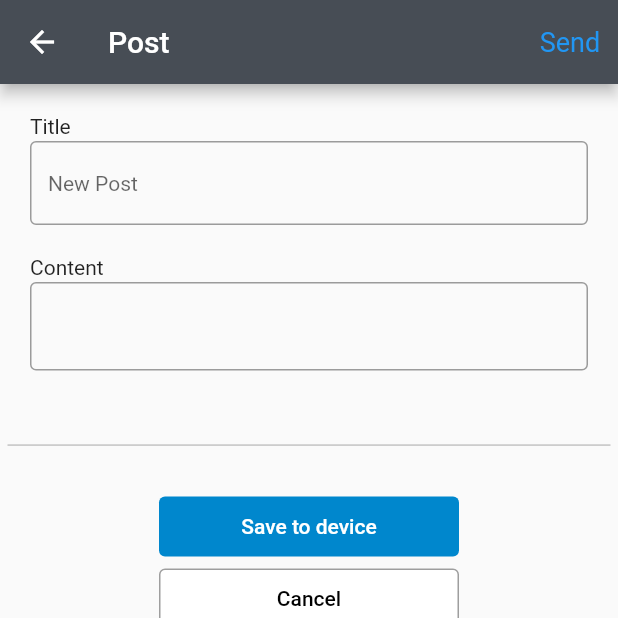
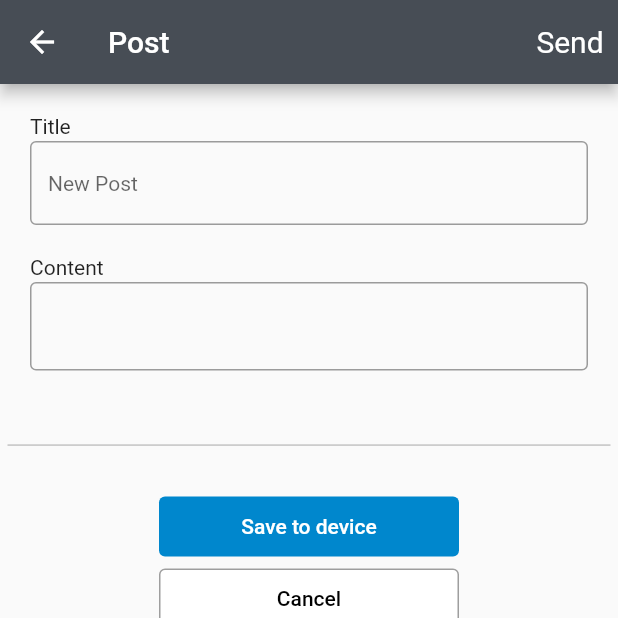
Before and after one commit to tejsohi/pebble_pocket_flutter, a Flutter app: the screen it shows after launch, in the side drawer, after a tap on "Create a post", on a phone screen of 412 x 824 dp, the top half of it. Run offline on Flutter 3.47's test engine with Material 2 defaults, Android fonts, the phone set to English and light mode, and no system bars; our stand-ins replace webview_flutter.

Commit message:
Changed send text color in app bar

```diff
--- a/lib/components/create_a_post/create_a_post.dart
+++ b/lib/components/create_a_post/create_a_post.dart
@@ -22,8 +22,8 @@ class _CreateAPostState extends State<CreateAPost> {
               style: ButtonStyle(
                 textStyle: MaterialStateProperty.all(
                   TextStyle(
-                    color: Colors.white,
-                    fontSize: 18,
+                    foreground: Paint()..color = Colors.white,
+                    fontSize: 20,
                   ),
                 ),
               ),
```
